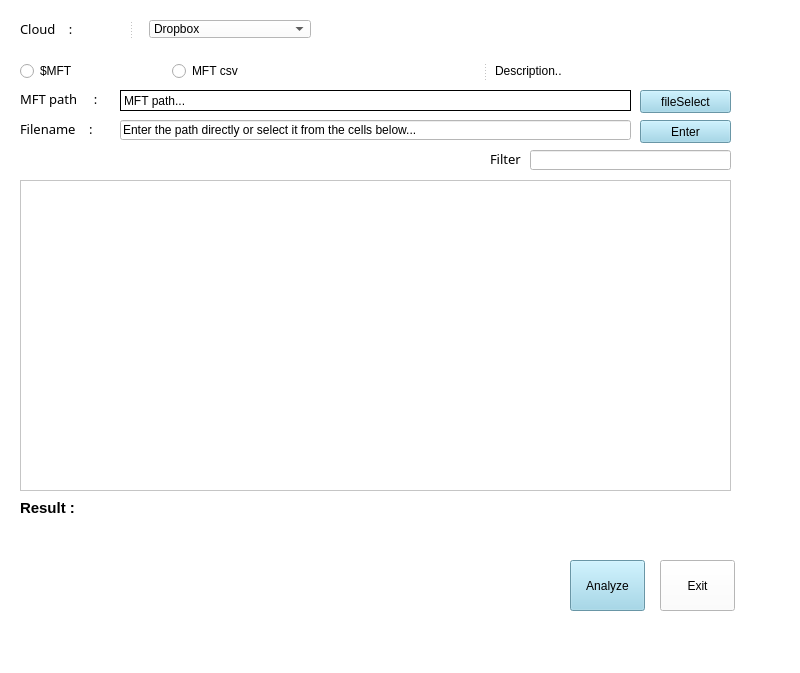
The window that main.ui (jamemanionda/2023_cloud) describes before a commit, drawn with Qt 5.
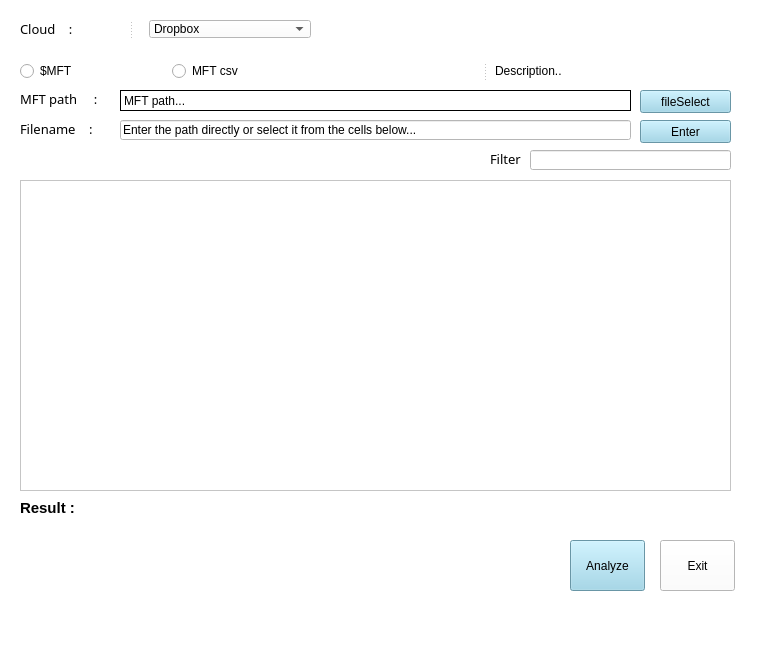
The same window after the commit.

What changed in the file:
```diff
--- a/main.ui
+++ b/main.ui
@@ -6,8 +6,8 @@
    <rect>
     <x>0</x>
     <y>0</y>
-    <width>800</width>
-    <height>673</height>
+    <width>776</width>
+    <height>649</height>
    </rect>
   </property>
   <property name="windowTitle">
@@ -125,7 +125,7 @@
     <property name="geometry">
      <rect>
       <x>570</x>
-      <y>560</y>
+      <y>540</y>
       <width>75</width>
       <height>51</height>
      </rect>
@@ -141,7 +141,7 @@
     <property name="geometry">
      <rect>
       <x>660</x>
-      <y>560</y>
+      <y>540</y>
       <width>75</width>
       <height>51</height>
      </rect>
@@ -243,7 +243,7 @@
       <x>113</x>
       <y>500</y>
       <width>591</width>
-      <height>41</height>
+      <height>31</height>
      </rect>
     </property>
     <property name="font">
```
Left out of the diff: 10 changed lines with no effect on the pictures.
